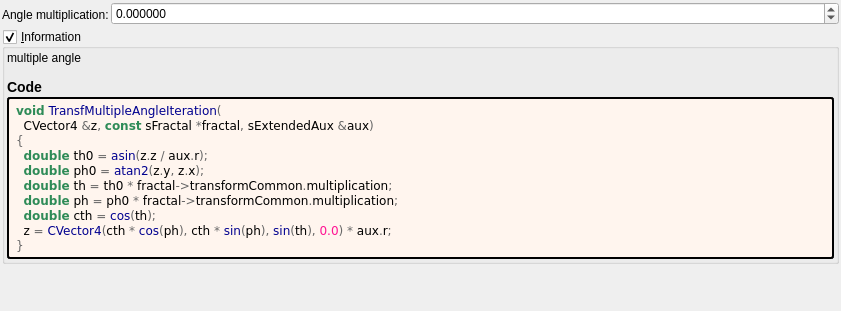
irinox-ctrl/mandelbulber2, file mandelbulber2/deploy/share/mandelbulber2/formula/ui/transf_multiple_angle.ui: the form before one commit.
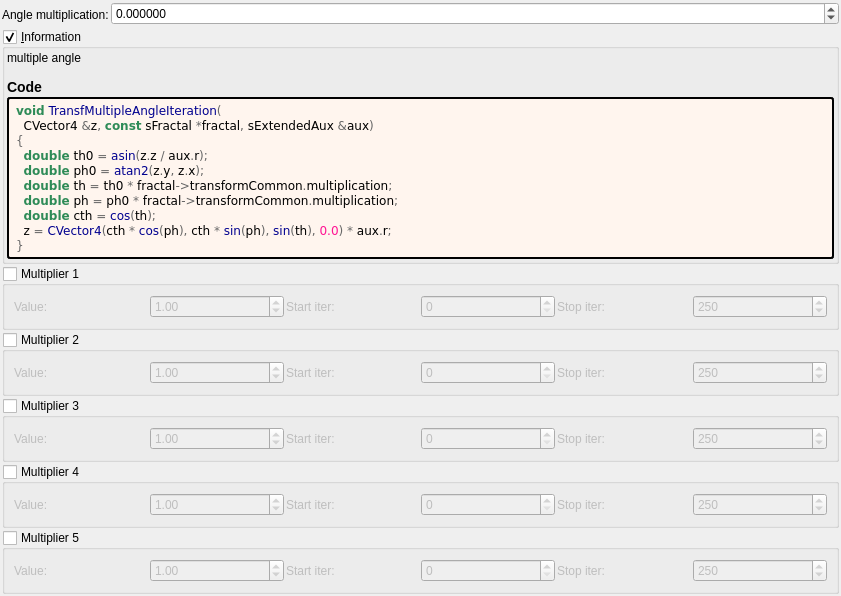
The form after the commit. Custom widgets are drawn as their Qt base class.

Commit message:
feat: add 5 general-purpose multipliers to all 1007 fractal formulas
Each multiplier has:
- Checkbox (OFF by default)
- Value spinbox (default 1.0, range -100 to 100)
- Iteration start/stop range

Logic: z *= value; DE *= |value|;

Uses existing transformCommon parameters:
- Checkboxes: functionEnabledBx/By/Bz/Bw/CzFalse
- Values: scale4/5/6/8/16
- Ranges: startIterationsB-F/stopIterationsB-F

Modified 1007 .cpp (CPU), 1006 .cl (GPU), 1023 .ui files.
Both source (formula/) and deploy (deploy/share/) copies updated.

Diff of the .ui file:
```diff
--- a/mandelbulber2/deploy/share/mandelbulber2/formula/ui/transf_multiple_angle.ui
+++ b/mandelbulber2/deploy/share/mandelbulber2/formula/ui/transf_multiple_angle.ui
@@ -150,6 +150,192 @@
      </layout>
     </widget>
    </item>
+   <item>
+    <widget class="MyGroupBox" name="groupCheck_transf_function_enabledBx_false">
+     <property name="title"><string>Multiplier 1</string></property>
+     <property name="checkable"><bool>true</bool></property>
+     <property name="checked"><bool>false</bool></property>
+     <layout class="QGridLayout" name="gridLayout_mult1">
+      <property name="spacing"><number>2</number></property>
+      <item row="0" column="0">
+       <widget class="QLabel"><property name="text"><string>Value:</string></property></widget>
+      </item>
+      <item row="0" column="1">
+       <widget class="MyDoubleSpinBox" name="spinbox_transf_scale_4">
+        <property name="minimum"><double>-100.0</double></property><property name="maximum"><double>100.0</double></property>
+        <property name="singleStep"><double>0.01</double></property><property name="value"><double>1.0</double></property>
+       </widget>
+      </item>
+      <item row="0" column="2">
+       <widget class="QLabel"><property name="text"><string>Start iter:</string></property></widget>
+      </item>
+      <item row="0" column="3">
+       <widget class="MySpinBox" name="spinboxInt_transf_start_iterations_B">
+        <property name="minimum"><number>0</number></property><property name="maximum"><number>10000</number></property>
+        <property name="value"><number>0</number></property>
+       </widget>
+      </item>
+      <item row="0" column="4">
+       <widget class="QLabel"><property name="text"><string>Stop iter:</string></property></widget>
+      </item>
+      <item row="0" column="5">
+       <widget class="MySpinBox" name="spinboxInt_transf_stop_iterations_B">
+        <property name="minimum"><number>0</number></property><property name="maximum"><number>10000</number></property>
+        <property name="value"><number>250</number></property>
+       </widget>
+      </item>
+     </layout>
+    </widget>
+   </item>
+   <item>
+    <widget class="MyGroupBox" name="groupCheck_transf_function_enabledBy_false">
+     <property name="title"><string>Multiplier 2</string></property>
+     <property name="checkable"><bool>true</bool></property>
+     <property name="checked"><bool>false</bool></property>
+     <layout class="QGridLayout" name="gridLayout_mult2">
+      <property name="spacing"><number>2</number></property>
+      <item row="0" column="0">
+       <widget class="QLabel"><property name="text"><string>Value:</string></property></widget>
+      </item>
+      <item row="0" column="1">
+       <widget class="MyDoubleSpinBox" name="spinbox_transf_scale_5">
+        <property name="minimum"><double>-100.0</double></property><property name="maximum"><double>100.0</double></property>
+        <property name="singleStep"><double>0.01</double></property><property name="value"><double>1.0</double></property>
+       </widget>
+      </item>
+      <item row="0" column="2">
+       <widget class="QLabel"><property name="text"><string>Start iter:</string></property></widget>
+      </item>
+      <item row="0" column="3">
+       <widget class="MySpinBox" name="spinboxInt_transf_start_iterations_C">
+        <property name="minimum"><number>0</number></property><property name="maximum"><number>10000</number></property>
+        <property name="value"><number>0</number></property>
+       </widget>
+      </item>
+      <item row="0" column="4">
+       <widget class="QLabel"><property name="text"><string>Stop iter:</string></property></widget>
+      </item>
+      <item row="0" column="5">
+       <widget class="MySpinBox" name="spinboxInt_transf_stop_iterations_C">
+        <property name="minimum"><number>0</number></property><property name="maximum"><number>10000</number></property>
+        <property name="value"><number>250</number></property>
+       </widget>
+      </item>
+     </layout>
+    </widget>
+   </item>
+   <item>
+    <widget class="MyGroupBox" name="groupCheck_transf_function_enabledBz_false">
+     <property name="title"><string>Multiplier 3</string></property>
+     <property name="checkable"><bool>true</bool></property>
+     <property name="checked"><bool>false</bool></property>
+     <layout class="QGridLayout" name="gridLayout_mult3">
+      <property name="spacing"><number>2</number></property>
+      <item row="0" column="0">
+       <widget class="QLabel"><property name="text"><string>Value:</string></property></widget>
+      </item>
+      <item row="0" column="1">
+       <widget class="MyDoubleSpinBox" name="spinbox_transf_scale_6">
+        <property name="minimum"><double>-100.0</double></property><property name="maximum"><double>100.0</double></property>
+        <property name="singleStep"><double>0.01</double></property><property name="value"><double>1.0</double></property>
+       </widget>
+      </item>
+      <item row="0" column="2">
+       <widget class="QLabel"><property name="text"><string>Start iter:</string></property></widget>
+      </item>
+      <item row="0" column="3">
+       <widget class="MySpinBox" name="spinboxInt_transf_start_iterations_D">
+        <property name="minimum"><number>0</number></property><property name="maximum"><number>10000</number></property>
+        <property name="value"><number>0</number></property>
+       </widget>
+      </item>
+      <item row="0" column="4">
+       <widget class="QLabel"><property name="text"><string>Stop iter:</string></property></widget>
+      </item>
+      <item row="0" column="5">
+       <widget class="MySpinBox" name="spinboxInt_transf_stop_iterations_D">
+        <property name="minimum"><number>0</number></property><property name="maximum"><number>10000</number></property>
+        <property name="value"><number>250</number></property>
+       </widget>
+      </item>
+     </layout>
+    </widget>
+   </item>
+   <item>
+    <widget class="MyGroupBox" name="groupCheck_transf_function_enabledBw_false">
+     <property name="title"><string>Multiplier 4</string></property>
+     <property name="checkable"><bool>true</bool></property>
+     <property name="checked"><bool>false</bool></property>
+     <layout class="QGridLayout" name="gridLayout_mult4">
+      <property name="spacing"><number>2</number></property>
+      <item row="0" column="0">
+       <widget class="QLabel"><property name="text"><string>Value:</string></property></widget>
+      </item>
+      <item row="0" column="1">
+       <widget class="MyDoubleSpinBox" name="spinbox_transf_scale_8">
+        <property name="minimum"><double>-100.0</double></property><property name="maximum"><double>100.0</double></property>
+        <property name="singleStep"><double>0.01</double></property><property name="value"><double>1.0</double></property>
+       </widget>
+      </item>
+      <item row="0" column="2">
+       <widget class="QLabel"><property name="text"><string>Start iter:</string></property></widget>
+      </item>
+      <item row="0" column="3">
+       <widget class="MySpinBox" name="spinboxInt_transf_start_iterations_E">
+        <property name="minimum"><number>0</number></property><property name="maximum"><number>10000</number></property>
+        <property name="value"><number>0</number></property>
+       </widget>
+      </item>
+      <item row="0" column="4">
+       <widget class="QLabel"><property name="text"><string>Stop iter:</string></property></widget>
+      </item>
+      <item row="0" column="5">
+       <widget class="MySpinBox" name="spinboxInt_transf_stop_iterations_E">
+        <property name="minimum"><number>0</number></property><property name="maximum"><number>10000</number></property>
+        <property name="value"><number>250</number></property>
+       </widget>
+      </item>
+     </layout>
+    </widget>
+   </item>
+   <item>
+    <widget class="MyGroupBox" name="groupCheck_transf_function_enabledCz_false">
+     <property name="title"><string>Multiplier 5</string></property>
+     <property name="checkable"><bool>true</bool></property>
+     <property name="checked"><bool>false</bool></property>
+     <layout class="QGridLayout" name="gridLayout_mult5">
+      <property name="spacing"><number>2</number></property>
+      <item row="0" column="0">
+       <widget class="QLabel"><property name="text"><string>Value:</string></property></widget>
+      </item>
+      <item row="0" column="1">
+       <widget class="MyDoubleSpinBox" name="spinbox_transf_scale_16">
+        <property name="minimum"><double>-100.0</double></property><property name="maximum"><double>100.0</double></property>
+        <property name="singleStep"><double>0.01</double></property><property name="value"><double>1.0</double></property>
+       </widget>
+      </item>
+      <item row="0" column="2">
+       <widget class="QLabel"><property name="text"><string>Start iter:</string></property></widget>
+      </item>
+      <item row="0" column="3">
+       <widget class="MySpinBox" name="spinboxInt_transf_start_iterations_F">
+        <property name="minimum"><number>0</number></property><property name="maximum"><number>10000</number></property>
+        <property name="value"><number>0</number></property>
+       </widget>
+      </item>
+      <item row="0" column="4">
+       <widget class="QLabel"><property name="text"><string>Stop iter:</string></property></widget>
+      </item>
+      <item row="0" column="5">
+       <widget class="MySpinBox" name="spinboxInt_transf_stop_iterations_F">
+        <property name="minimum"><number>0</number></property><property name="maximum"><number>10000</number></property>
+        <property name="value"><number>250</number></property>
+       </widget>
+      </item>
+     </layout>
+    </widget>
+   </item>
+
    <item>
     <spacer name="verticalSpacer">
      <property name="orientation">
@@ -177,6 +363,11 @@
    <extends>QDoubleSpinBox</extends>
    <header>my_double_spin_box.h</header>
   </customwidget>
+   <customwidget>
+   <class>MySpinBox</class>
+   <extends>QSpinBox</extends>
+   <header>my_spin_box.h</header>
+  </customwidget>
  </customwidgets>
  <tabstops>
   <tabstop>spinbox_transf_multiplication</tabstop>
```
The commit also changes 3972 other files.
